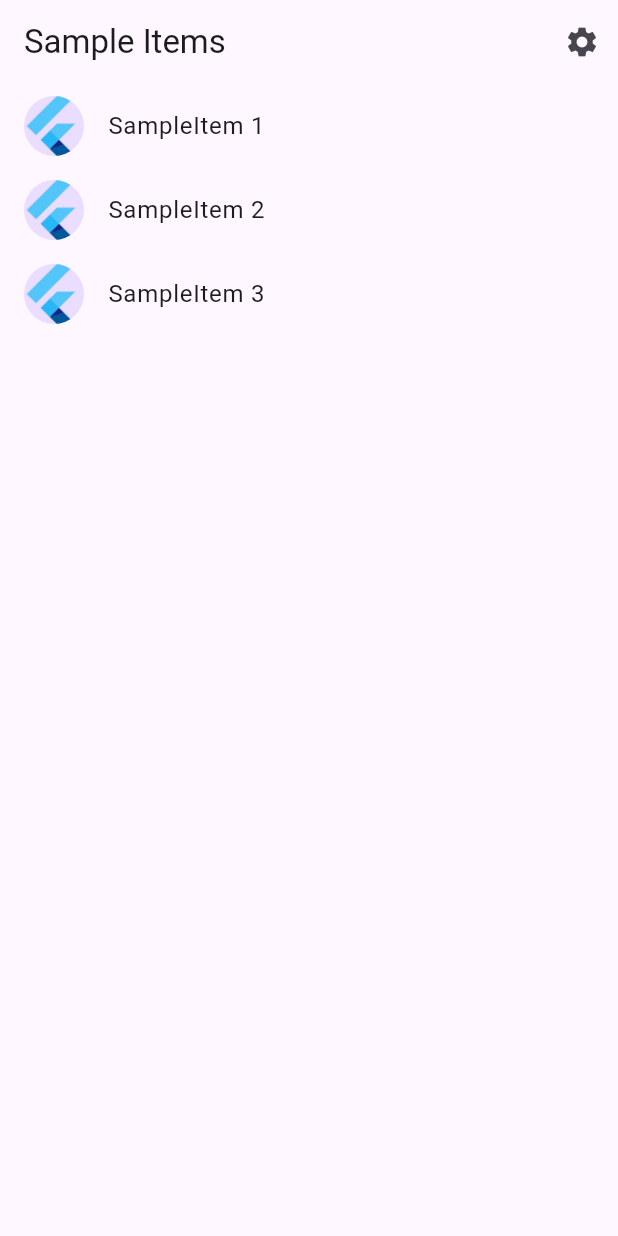
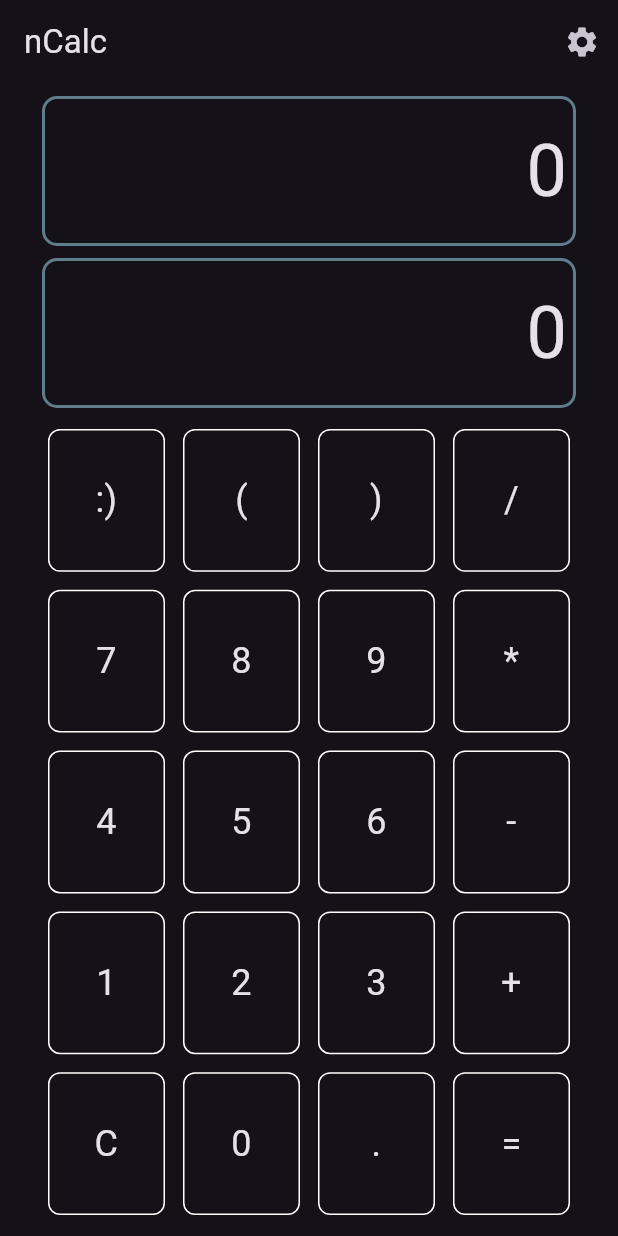
Before and after one commit to ninzqq/ncalc, a Flutter app: the screen it shows after launch, on a phone screen of 412 x 824 dp. Run offline on Flutter 3.47's test engine with Material 3 defaults, Android fonts, the light colour scheme and no system bars; our stand-ins replace flutter_riverpod; generated files the repository leaves out were written again.

Commit message:
Workink basic calculaattor

```diff
--- a/ncalc/lib/main.dart
+++ b/ncalc/lib/main.dart
@@ -3,6 +3,7 @@ import 'package:flutter/material.dart';
 import 'src/app.dart';
 import 'src/settings/settings_controller.dart';
 import 'src/settings/settings_service.dart';
+import 'package:flutter_riverpod/flutter_riverpod.dart';
 
 void main() async {
   // Set up the SettingsController, which will glue user settings to multiple
@@ -16,5 +17,5 @@ void main() async {
   // Run the app and pass in the SettingsController. The app listens to the
   // SettingsController for changes, then passes it further down to the
   // SettingsView.
-  runApp(MyApp(settingsController: settingsController));
+  runApp(ProviderScope(child: MyApp(settingsController: settingsController)));
 }
--- a/ncalc/lib/src/app.dart
+++ b/ncalc/lib/src/app.dart
@@ -1,6 +1,7 @@
 import 'package:flutter/material.dart';
 import 'package:flutter_gen/gen_l10n/app_localizations.dart';
 import 'package:flutter_localizations/flutter_localizations.dart';
+import 'package:ncalc/src/calculator/calculator_basic_view.dart';
 
 import 'sample_feature/sample_item_details_view.dart';
 import 'sample_feature/sample_item_list_view.dart';
@@ -56,7 +57,11 @@ class MyApp extends StatelessWidget {
           // Define a light and dark color theme. Then, read the user's
           // preferred ThemeMode (light, dark, or system default) from the
           // SettingsController to display the correct theme.
-          theme: ThemeData(),
+          theme: ThemeData(
+            textTheme: const TextTheme(
+              bodyMedium: TextStyle(color: Colors.black87),
+            ),
+          ),
           darkTheme: ThemeData.dark(),
           themeMode: settingsController.themeMode,
 
@@ -71,9 +76,8 @@ class MyApp extends StatelessWidget {
                     return SettingsView(controller: settingsController);
                   case SampleItemDetailsView.routeName:
                     return const SampleItemDetailsView();
-                  case SampleItemListView.routeName:
                   default:
-                    return const SampleItemListView();
+                    return const CalculatorBasicView();
                 }
               },
             );
--- /dev/null
+++ b/ncalc/lib/src/calculator/calculator_basic_view.dart
@@ -0,0 +1,112 @@
+import 'package:flutter/material.dart';
+import 'package:ncalc/src/calculator/calculator_notifier.dart';
+import 'package:ncalc/src/calculator/display.dart';
+import 'package:ncalc/src/settings/settings_view.dart';
+import 'package:flutter_riverpod/flutter_riverpod.dart';
+
+class CalculatorBasicView extends ConsumerWidget {
+  const CalculatorBasicView({super.key});
+
+  @override
+  Widget build(BuildContext context, WidgetRef ref) {
+    final calculatorState = ref.watch(calculatorProvider);
+    final calculator = ref.read(calculatorProvider.notifier);
+
+    return SafeArea(
+      child: Scaffold(
+        appBar: AppBar(
+          title: const Text('nCalc'),
+          actions: [
+            IconButton(
+              icon: const Icon(Icons.settings),
+              onPressed: () {
+                // Navigate to the settings page. If the user leaves and returns
+                // to the app after it has been killed while running in the
+                // background, the navigation stack is restored.
+                Navigator.restorablePushNamed(context, SettingsView.routeName);
+              },
+            ),
+          ],
+        ),
+        body: Padding(
+          padding: const EdgeInsets.all(8.0),
+          child: Column(
+            children: [
+              Display(
+                input: calculatorState.input,
+                output: calculatorState.output,
+              ),
+              Expanded(
+                flex: 3,
+                child: Column(
+                  children: [
+                    _buildButtonRow(ref, [":)", "(", ")", "/"], calculator),
+                    _buildButtonRow(ref, ["7", "8", "9", "*"], calculator),
+                    _buildButtonRow(ref, ["4", "5", "6", "-"], calculator),
+                    _buildButtonRow(ref, ["1", "2", "3", "+"], calculator),
+                    _buildButtonRow(ref, ["C", "0", ".", "="], calculator),
+                  ],
+                ),
+              ),
+            ],
+          ),
+        ),
+      ),
+    );
+  }
+
+  // Helper method to create a row of calculator buttons
+  Widget _buildButtonRow(
+      WidgetRef ref, List<String> values, CalculatorNotifier calculator) {
+    return Expanded(
+      flex: 1,
+      child: Padding(
+        padding: const EdgeInsets.only(left: 18.0, right: 18.0),
+        child: Row(
+          crossAxisAlignment: CrossAxisAlignment.stretch,
+          children: values
+              .map((value) => _buildButton(ref, value, calculator))
+              .toList(),
+        ),
+      ),
+    );
+  }
+
+  // Helper method to build each button
+  Widget _buildButton(
+      WidgetRef ref, String value, CalculatorNotifier calculator) {
+    var calculatorState = ref.read(calculatorProvider);
+    return Expanded(
+      child: Padding(
+        padding: const EdgeInsets.all(6.0),
+        child: InkWell(
+          onTap: () {
+            if (value == "C") {
+              calculator.clear();
+            } else if (value == ":)" || value == '(' || value == ')') {
+            } else if (value == "=") {
+              calculator.calculateExpression(calculatorState.input);
+            } else {
+              calculator.inputNumber(value);
+            }
+          },
+          child: Container(
+            decoration: BoxDecoration(
+              border: Border.all(color: Colors.white),
+              borderRadius: const BorderRadius.all(
+                Radius.circular(8),
+              ),
+            ),
+            child: Center(
+              child: Text(
+                value,
+                textAlign: TextAlign.center,
+                style: const TextStyle(fontSize: 24),
+              ),
+            ),
+          ),
+        ),
+      ),
+    );
+  }
+}
--- /dev/null
+++ b/ncalc/lib/src/calculator/display.dart
@@ -0,0 +1,57 @@
+import 'package:flutter/material.dart';
+import 'package:flutter_riverpod/flutter_riverpod.dart';
+
+class Display extends ConsumerWidget {
+  final String input;
+  final String output;
+  const Display({super.key, required this.input, required this.output});
+
+  @override
+  Widget build(BuildContext context, WidgetRef ref) {
+    return Column(
+      children: [
+        _buildDisplayRow(input),
+        _buildDisplayRow(output),
+      ],
+    );
+  }
+
+  Widget _buildDisplayRow(inout) {
+    return Padding(
+      padding: const EdgeInsets.only(
+        top: 0,
+        left: 20,
+        right: 20,
+        bottom: 8.0,
+      ),
+      child: Container(
+        height: 100,
+        width: double.infinity,
+        decoration: BoxDecoration(
+          border: Border.all(
+            color: Colors.primaries.last,
+            width: 2.0,
+          ),
+          borderRadius: const BorderRadius.all(
+            Radius.circular(10),
+          ),
+        ),
+        child: Padding(
+          padding: const EdgeInsets.only(right: 4.0),
+          child: FittedBox(
+            fit: BoxFit.scaleDown,
+            alignment: Alignment.centerRight,
+            child: Text(
+              inout,
+              style: const TextStyle(
+                fontSize: 48,
+                fontFamily: 'Roboto',
+              ),
+              textAlign: TextAlign.end,
+            ),
+          ),
+        ),
+      ),
+    );
+  }
+}
--- a/ncalc/lib/src/localization/app_en.arb
+++ b/ncalc/lib/src/localization/app_en.arb
@@ -1,6 +1,6 @@
 {
   "appTitle": "ncalc",
   "@appTitle": {
-    "description": "The title of the application"
+    "description": "little calculator"
   }
 }
--- a/ncalc/lib/src/sample_feature/sample_item.dart
+++ /dev/null
@@ -1,6 +0,0 @@
-/// A placeholder class that represents an entity or model.
-class SampleItem {
-  const SampleItem(this.id);
-
-  final int id;
-}
--- a/ncalc/lib/src/sample_feature/sample_item_list_view.dart
+++ /dev/null
@@ -1,71 +0,0 @@
-import 'package:flutter/material.dart';
-
-import '../settings/settings_view.dart';
-import 'sample_item.dart';
-import 'sample_item_details_view.dart';
-
-/// Displays a list of SampleItems.
-class SampleItemListView extends StatelessWidget {
-  const SampleItemListView({
-    super.key,
-    this.items = const [SampleItem(1), SampleItem(2), SampleItem(3)],
-  });
-
-  static const routeName = '/';
-
-  final List<SampleItem> items;
-
-  @override
-  Widget build(BuildContext context) {
-    return Scaffold(
-      appBar: AppBar(
-        title: const Text('Sample Items'),
-        actions: [
-          IconButton(
-            icon: const Icon(Icons.settings),
-            onPressed: () {
-              // Navigate to the settings page. If the user leaves and returns
-              // to the app after it has been killed while running in the
-              // background, the navigation stack is restored.
-              Navigator.restorablePushNamed(context, SettingsView.routeName);
-            },
-          ),
-        ],
-      ),
-
-      // To work with lists that may contain a large number of items, it’s best
-      // to use the ListView.builder constructor.
-      //
-      // In contrast to the default ListView constructor, which requires
-      // building all Widgets up front, the ListView.builder constructor lazily
-      // builds Widgets as they’re scrolled into view.
-      body: ListView.builder(
-        // Providing a restorationId allows the ListView to restore the
-        // scroll position when a user leaves and returns to the app after it
-        // has been killed while running in the background.
-        restorationId: 'sampleItemListView',
-        itemCount: items.length,
-        itemBuilder: (BuildContext context, int index) {
-          final item = items[index];
-
-          return ListTile(
-            title: Text('SampleItem ${item.id}'),
-            leading: const CircleAvatar(
-              // Display the Flutter Logo image asset.
-              foregroundImage: AssetImage('assets/images/flutter_logo.png'),
-            ),
-            onTap: () {
-              // Navigate to the details page. If the user leaves and returns to
-              // the app after it has been killed while running in the
-              // background, the navigation stack is restored.
-              Navigator.restorablePushNamed(
-                context,
-                SampleItemDetailsView.routeName,
-              );
-            }
-          );
-        },
-      ),
-    );
-  }
-}
--- a/ncalc/lib/src/settings/settings_service.dart
+++ b/ncalc/lib/src/settings/settings_service.dart
@@ -7,7 +7,7 @@ import 'package:flutter/material.dart';
 /// you'd like to store settings on a web server, use the http package.
 class SettingsService {
   /// Loads the User's preferred ThemeMode from local or remote storage.
-  Future<ThemeMode> themeMode() async => ThemeMode.system;
+  Future<ThemeMode> themeMode() async => ThemeMode.dark;
 
   /// Persists the user's preferred ThemeMode to local or remote storage.
   Future<void> updateThemeMode(ThemeMode theme) async {
--- a/ncalc/pubspec.yaml
+++ b/ncalc/pubspec.yaml
@@ -14,6 +14,7 @@ dependencies:
     sdk: flutter
   flutter_localizations:
     sdk: flutter
+  flutter_riverpod: ^2.5.1
 
 dev_dependencies:
   flutter_test:
```
Also changed, not shown: ncalc/lib/src/calculator/calculator_notifier.dart (added, +111 -0 lines), ncalc/lib/src/sample_feature/sample_item_details_view.dart (deleted, +0 -20 lines), ncalc/lib/src/settings/settings_view.dart (+4 -4 lines).
